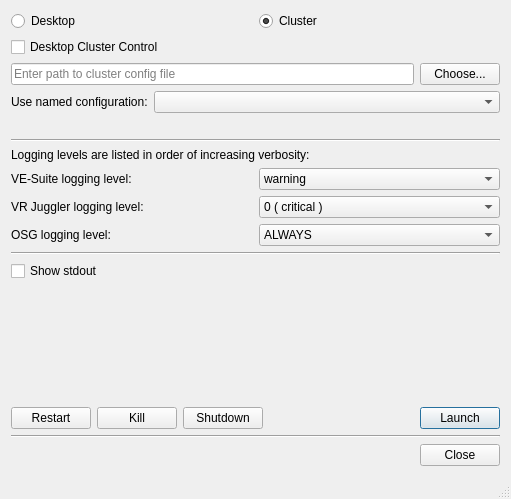
Old version of the form src/apps/launcher/qt/LauncherMainWindow.ui in the repository multitudinous/ve-suite.
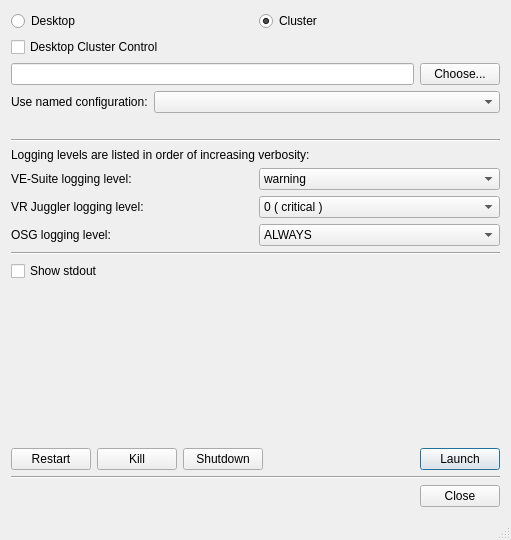
New version of the form.

Commit message: support building on qt 4.6.

The edit to the form file:
```diff
--- a/src/apps/launcher/qt/LauncherMainWindow.ui
+++ b/src/apps/launcher/qt/LauncherMainWindow.ui
@@ -7,7 +7,7 @@
     <x>0</x>
     <y>0</y>
     <width>511</width>
-    <height>499</height>
+    <height>540</height>
    </rect>
   </property>
   <property name="windowTitle">
@@ -53,9 +53,12 @@
      <layout class="QHBoxLayout" name="horizontalLayout_6" stretch="1,0">
       <item>
        <widget class="QLineEdit" name="m_configurationFilename">
-        <property name="placeholderText">
+        <property name="toolTip">
          <string>Enter path to cluster config file</string>
         </property>
+        <property name="placeholderText">
+         <string/>
+        </property>
        </widget>
       </item>
       <item>
```
Left out of the diff: 2 changed lines with no effect on the pictures.
